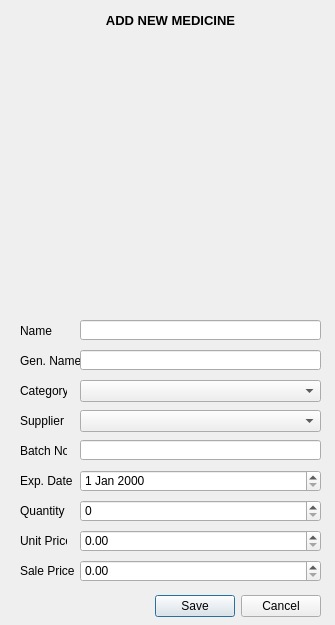
thanhtranarch/HUST_PROJECT-I, file ui/medicine_information_add.ui: the form before one commit.
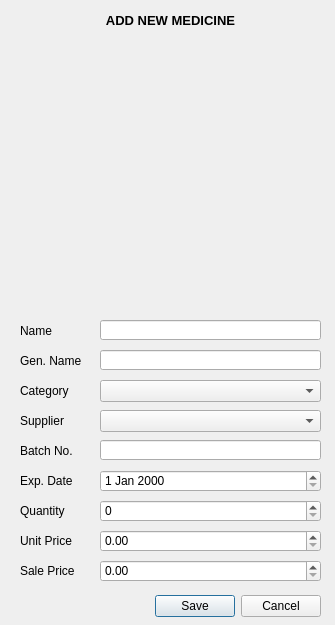
The form after the commit. Icons and pictures are not drawn.

```diff
--- a/ui/medicine_information_add.ui
+++ b/ui/medicine_information_add.ui
@@ -34,7 +34,7 @@
     <rect>
      <x>20</x>
      <y>320</y>
-     <width>47</width>
+     <width>61</width>
      <height>21</height>
     </rect>
    </property>
@@ -108,7 +108,7 @@
     <rect>
      <x>20</x>
      <y>380</y>
-     <width>47</width>
+     <width>61</width>
      <height>21</height>
     </rect>
    </property>
@@ -134,7 +134,7 @@
     <rect>
      <x>20</x>
      <y>440</y>
-     <width>47</width>
+     <width>61</width>
      <height>21</height>
     </rect>
    </property>
@@ -147,7 +147,7 @@
     <rect>
      <x>20</x>
      <y>410</y>
-     <width>47</width>
+     <width>61</width>
      <height>21</height>
     </rect>
    </property>
@@ -158,9 +158,9 @@
   <widget class="QLineEdit" name="medicine_name">
    <property name="geometry">
     <rect>
-     <x>80</x>
+     <x>100</x>
      <y>320</y>
-     <width>241</width>
+     <width>221</width>
      <height>20</height>
     </rect>
    </property>
@@ -168,9 +168,9 @@
   <widget class="QLineEdit" name="batch_number">
    <property name="geometry">
     <rect>
-     <x>80</x>
+     <x>100</x>
      <y>440</y>
-     <width>241</width>
+     <width>221</width>
      <height>20</height>
     </rect>
    </property>
@@ -178,9 +178,9 @@
   <widget class="QLineEdit" name="generic_name">
    <property name="geometry">
     <rect>
-     <x>80</x>
+     <x>100</x>
      <y>350</y>
-     <width>241</width>
+     <width>221</width>
      <height>20</height>
     </rect>
    </property>
@@ -203,7 +203,7 @@
     <rect>
      <x>20</x>
      <y>530</y>
-     <width>47</width>
+     <width>61</width>
      <height>21</height>
     </rect>
    </property>
@@ -262,9 +262,9 @@
   <widget class="QComboBox" name="comboBox">
    <property name="geometry">
     <rect>
-     <x>80</x>
+     <x>100</x>
      <y>380</y>
-     <width>241</width>
+     <width>221</width>
      <height>22</height>
     </rect>
    </property>
@@ -272,9 +272,9 @@
   <widget class="QComboBox" name="comboBox_2">
    <property name="geometry">
     <rect>
-     <x>80</x>
+     <x>100</x>
      <y>410</y>
-     <width>241</width>
+     <width>221</width>
      <height>22</height>
     </rect>
    </property>
@@ -282,9 +282,9 @@
   <widget class="QDateEdit" name="dateEdit">
    <property name="geometry">
     <rect>
-     <x>80</x>
+     <x>100</x>
      <y>470</y>
-     <width>241</width>
+     <width>221</width>
      <height>22</height>
     </rect>
    </property>
@@ -292,9 +292,9 @@
   <widget class="QSpinBox" name="spinBox">
    <property name="geometry">
     <rect>
-     <x>80</x>
+     <x>100</x>
      <y>500</y>
-     <width>241</width>
+     <width>221</width>
      <height>22</height>
     </rect>
    </property>
@@ -302,9 +302,9 @@
   <widget class="QDoubleSpinBox" name="doubleSpinBox">
    <property name="geometry">
     <rect>
-     <x>80</x>
+     <x>100</x>
      <y>530</y>
-     <width>241</width>
+     <width>221</width>
      <height>22</height>
     </rect>
    </property>
@@ -312,9 +312,9 @@
   <widget class="QDoubleSpinBox" name="doubleSpinBox_2">
    <property name="geometry">
     <rect>
-     <x>80</x>
+     <x>100</x>
      <y>560</y>
-     <width>241</width>
+     <width>221</width>
      <height>22</height>
     </rect>
    </property>
```
